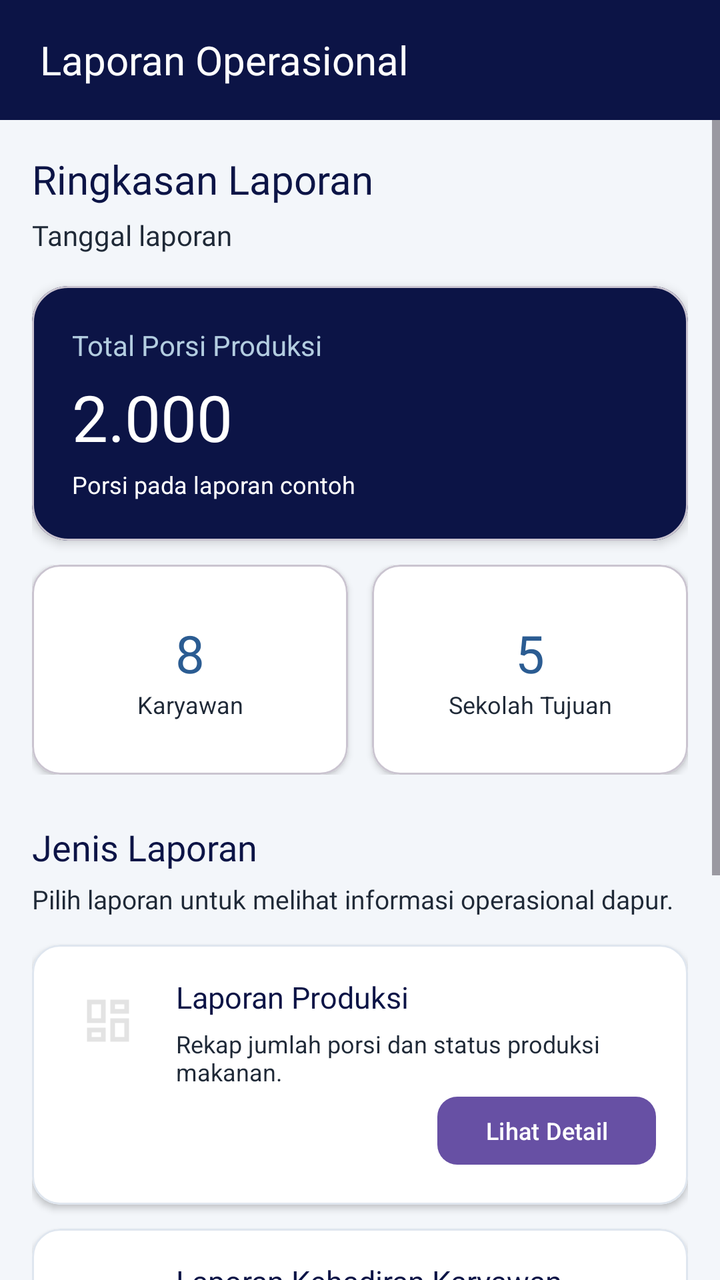
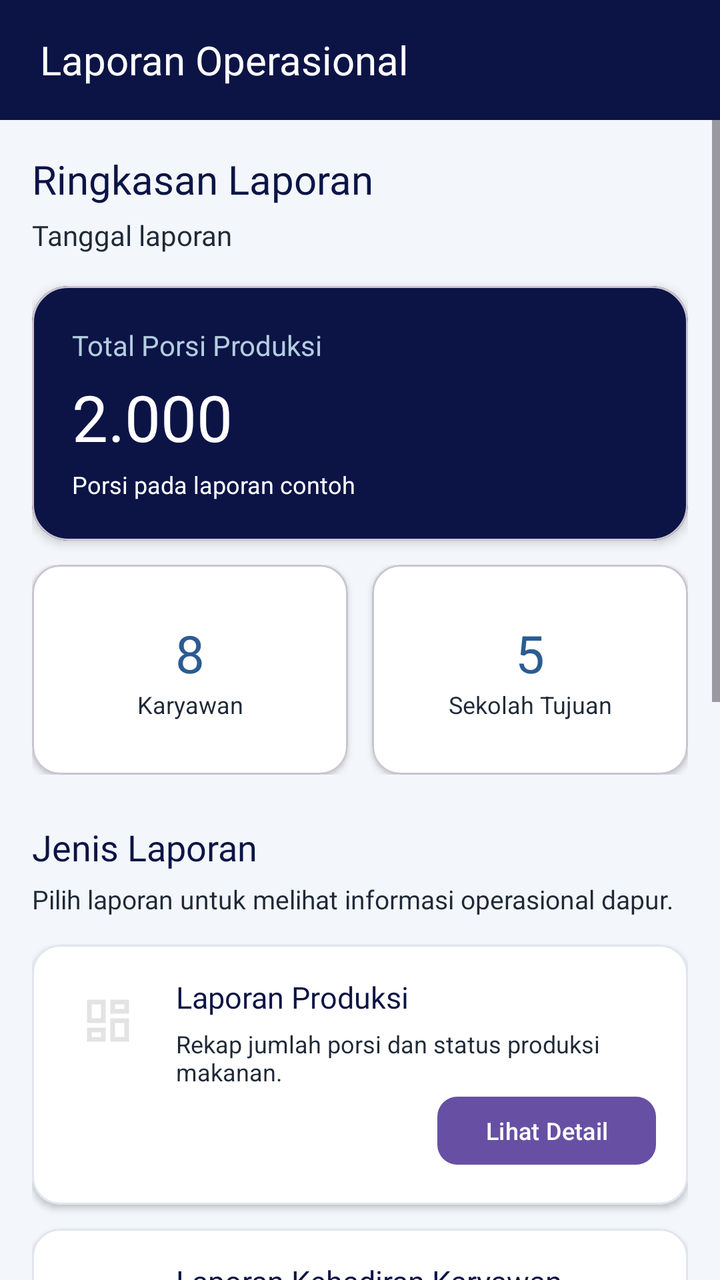

Two renders of the same Android screen: before a commit and after it. Below are the layout's source before the change and the commit's diff.
<!-- AndroidManifest.xml: application theme Theme.JIPLays -->
<!-- res/layout/fragment_laporan.xml -->
<?xml version="1.0" encoding="utf-8"?>
<androidx.constraintlayout.widget.ConstraintLayout
    xmlns:android="http://schemas.android.com/apk/res/android"
    xmlns:app="http://schemas.android.com/apk/res-auto"
    android:layout_width="match_parent"
    android:layout_height="match_parent"
    android:background="#F3F6FA">

    
    <TextView
        android:id="@+id/tvHeaderLaporan"
        android:layout_width="0dp"
        android:layout_height="60dp"
        android:background="@color/primary_navy"
        android:gravity="center_vertical"
        android:paddingHorizontal="20dp"
        android:text="Laporan Operasional"
        android:textColor="@color/white"
        android:textSize="20sp"
        android:fontFamily="@font/montserrat_bold"
        app:layout_constraintTop_toTopOf="parent"
        app:layout_constraintStart_toStartOf="parent"
        app:layout_constraintEnd_toEndOf="parent" />

    
    <ScrollView
        android:layout_width="0dp"
        android:layout_height="0dp"
        android:fillViewport="true"
        app:layout_constraintTop_toBottomOf="@id/tvHeaderLaporan"
        app:layout_constraintBottom_toBottomOf="parent"
        app:layout_constraintStart_toStartOf="parent"
        app:layout_constraintEnd_toEndOf="parent">

        <LinearLayout
            android:layout_width="match_parent"
            android:layout_height="wrap_content"
            android:orientation="vertical"
            android:padding="16dp">

            <TextView
                android:layout_width="wrap_content"
                android:layout_height="wrap_content"
                android:text="Ringkasan Laporan"
                android:textColor="@color/primary_navy"
                android:textSize="20sp"
                android:fontFamily="@font/montserrat_bold" />

            <TextView
                android:id="@+id/tvTanggalLaporan"
                android:layout_width="wrap_content"
                android:layout_height="wrap_content"
                android:layout_marginTop="5dp"
                android:text="Tanggal laporan"
                android:textColor="@color/text_body"
                android:textSize="14sp"
                android:fontFamily="@font/inter_18pt_regular" />

            
            <com.google.android.material.card.MaterialCardView
                android:layout_width="match_parent"
                android:layout_height="wrap_content"
                android:layout_marginTop="16dp"
                app:cardBackgroundColor="@color/primary_navy"
                app:cardCornerRadius="18dp"
                app:cardElevation="3dp">

                <LinearLayout
                    android:layout_width="match_parent"
                    android:layout_height="wrap_content"
                    android:orientation="vertical"
                    android:padding="20dp">

                    <TextView
                        android:layout_width="wrap_content"
                        android:layout_height="wrap_content"
                        android:text="Total Porsi Produksi"
                        android:textColor="@color/primary_light"
                        android:textSize="14sp" />

                    <TextView
                        android:id="@+id/tvLaporanPorsi"
                        android:layout_width="wrap_content"
                        android:layout_height="wrap_content"
                        android:layout_marginTop="5dp"
                        android:text="2.000"
                        android:textColor="@color/white"
                        android:textSize="32sp"
                        android:fontFamily="@font/montserrat_bold" />

                    <TextView
                        android:layout_width="wrap_content"
                        android:layout_height="wrap_content"
                        android:layout_marginTop="4dp"
                        android:text="Porsi pada laporan contoh"
                        android:textColor="@color/white"
                        android:textSize="12sp" />

                </LinearLayout>
            </com.google.android.material.card.MaterialCardView>

            
            <LinearLayout
                android:layout_width="match_parent"
                android:layout_height="wrap_content"
                android:layout_marginTop="12dp"
                android:orientation="horizontal">

                <com.google.android.material.card.MaterialCardView
                    android:layout_width="0dp"
                    android:layout_height="105dp"
                    android:layout_weight="1"
                    android:layout_marginEnd="6dp"
                    app:cardBackgroundColor="@color/white"
                    app:cardCornerRadius="14dp"
                    app:cardElevation="2dp">

                    <LinearLayout
                        android:layout_width="match_parent"
                        android:layout_height="match_parent"
                        android:gravity="center"
                        android:orientation="vertical"
                        android:padding="8dp">

                        <TextView
                            android:id="@+id/tvLaporanKaryawan"
                            android:layout_width="wrap_content"
                            android:layout_height="wrap_content"
                            android:text="8"
                            android:textColor="@color/primary_blue"
                            android:textSize="26sp"
                            android:fontFamily="@font/montserrat_bold" />

                        <TextView
                            android:layout_width="wrap_content"
                            android:layout_height="wrap_content"
                            android:gravity="center"
                            android:text="Karyawan"
                            android:textColor="@color/text_body"
                            android:textSize="12sp" />

                    </LinearLayout>
                </com.google.android.material.card.MaterialCardView>

                <com.google.android.material.card.MaterialCardView
                    android:layout_width="0dp"
                    android:layout_height="105dp"
                    android:layout_weight="1"
                    android:layout_marginStart="6dp"
                    app:cardBackgroundColor="@color/white"
                    app:cardCornerRadius="14dp"
                    app:cardElevation="2dp">

                    <LinearLayout
                        android:layout_width="match_parent"
                        android:layout_height="match_parent"
                        android:gravity="center"
                        android:orientation="vertical"
                        android:padding="8dp">

                        <TextView
                            android:id="@+id/tvLaporanSekolah"
                            android:layout_width="wrap_content"
                            android:layout_height="wrap_content"
                            android:text="5"
                            android:textColor="@color/primary_blue"
                            android:textSize="26sp"
                            android:fontFamily="@font/montserrat_bold" />

                        <TextView
                            android:layout_width="wrap_content"
                            android:layout_height="wrap_content"
                            android:gravity="center"
                            android:text="Sekolah Tujuan"
                            android:textColor="@color/text_body"
                            android:textSize="12sp" />

                    </LinearLayout>
                </com.google.android.material.card.MaterialCardView>

            </LinearLayout>

            
            <TextView
                android:layout_width="wrap_content"
                android:layout_height="wrap_content"
                android:layout_marginTop="24dp"
                android:text="Jenis Laporan"
                android:textColor="@color/primary_navy"
                android:textSize="18sp"
                android:fontFamily="@font/montserrat_bold" />

            <TextView
                android:layout_width="match_parent"
                android:layout_height="wrap_content"
                android:layout_marginTop="5dp"
                android:text="Pilih laporan untuk melihat informasi operasional dapur."
                android:textColor="@color/text_body"
                android:textSize="13sp"
                android:fontFamily="@font/inter_18pt_regular" />

            
            <com.google.android.material.card.MaterialCardView
                android:layout_width="match_parent"
                android:layout_height="wrap_content"
                android:layout_marginTop="14dp"
                app:cardBackgroundColor="@color/white"
                app:cardCornerRadius="14dp"
                app:cardElevation="2dp"
                app:strokeColor="#DFE6EF"
                app:strokeWidth="1dp">

                <androidx.constraintlayout.widget.ConstraintLayout
                    android:layout_width="match_parent"
                    android:layout_height="wrap_content"
                    android:padding="16dp">

                    <ImageView
                        android:id="@+id/imgLaporanProduksi"
                        android:layout_width="44dp"
                        android:layout_height="44dp"
                        android:src="@drawable/ic_dashboard"
                        android:contentDescription="Ikon laporan produksi"
                        android:padding="8dp"
                        app:layout_constraintStart_toStartOf="parent"
                        app:layout_constraintTop_toTopOf="parent" />

                    <TextView
                        android:id="@+id/tvJudulProduksi"
                        android:layout_width="0dp"
                        android:layout_height="wrap_content"
                        android:layout_marginStart="12dp"
                        android:text="Laporan Produksi"
                        android:textColor="@color/primary_navy"
                        android:textSize="15sp"
                        android:fontFamily="@font/montserrat_bold"
                        app:layout_constraintStart_toEndOf="@id/imgLaporanProduksi"
                        app:layout_constraintEnd_toEndOf="parent"
                        app:layout_constraintTop_toTopOf="@id/imgLaporanProduksi" />

                    <TextView
                        android:id="@+id/tvDeskripsiProduksi"
                        android:layout_width="0dp"
                        android:layout_height="wrap_content"
                        android:layout_marginStart="12dp"
                        android:layout_marginTop="5dp"
                        android:text="Rekap jumlah porsi dan status produksi makanan."
                        android:textColor="@color/text_body"
                        android:textSize="12sp"
                        app:layout_constraintStart_toEndOf="@id/imgLaporanProduksi"
                        app:layout_constraintEnd_toEndOf="parent"
                        app:layout_constraintTop_toBottomOf="@id/tvJudulProduksi" />

                    <com.google.android.material.button.MaterialButton
                        android:id="@+id/btnDetailProduksi"
                        android:layout_width="wrap_content"
                        android:layout_height="42dp"
                        android:layout_marginTop="12dp"
                        android:text="Lihat Detail"
                        android:textSize="12sp"
                        app:cornerRadius="10dp"
                        app:layout_constraintTop_toBottomOf="@id/imgLaporanProduksi"
                        app:layout_constraintEnd_toEndOf="parent" />

                </androidx.constraintlayout.widget.ConstraintLayout>
            </com.google.android.material.card.MaterialCardView>

            
            <com.google.android.material.card.MaterialCardView
                android:layout_width="match_parent"
                android:layout_height="wrap_content"
                android:layout_marginTop="12dp"
                app:cardBackgroundColor="@color/white"
                app:cardCornerRadius="14dp"
                app:cardElevation="2dp"
                app:strokeColor="#DFE6EF"
                app:strokeWidth="1dp">

                <androidx.constraintlayout.widget.ConstraintLayout
                    android:layout_width="match_parent"
                    android:layout_height="wrap_content"
                    android:padding="16dp">

                    <ImageView
                        android:id="@+id/imgLaporanAbsensi"
                        android:layout_width="44dp"
                        android:layout_height="44dp"
                        android:src="@drawable/ic_karyawan"
                        android:contentDescription="Ikon laporan absensi"
                        android:padding="8dp"
                        app:layout_constraintStart_toStartOf="parent"
                        app:layout_constraintTop_toTopOf="parent" />

                    <TextView
                        android:id="@+id/tvJudulAbsensi"
                        android:layout_width="0dp"
                        android:layout_height="wrap_content"
                        android:layout_marginStart="12dp"
                        android:text="Laporan Kehadiran Karyawan"
                        android:textColor="@color/primary_navy"
                        android:textSize="15sp"
                        android:fontFamily="@font/montserrat_bold"
                        app:layout_constraintStart_toEndOf="@id/imgLaporanAbsensi"
                        app:layout_constraintEnd_toEndOf="parent"
                        app:layout_constraintTop_toTopOf="@id/imgLaporanAbsensi" />

                    <TextView
                        android:id="@+id/tvDeskripsiAbsensi"
                        android:layout_width="0dp"
                        android:layout_height="wrap_content"
                        android:layout_marginStart="12dp"
                        android:layout_marginTop="5dp"
                        android:text="Rekap kehadiran dan absensi karyawan dapur."
                        android:textColor="@color/text_body"
                        android:textSize="12sp"
                        app:layout_constraintStart_toEndOf="@id/imgLaporanAbsensi"
                        app:layout_constraintEnd_toEndOf="parent"
                        app:layout_constraintTop_toBottomOf="@id/tvJudulAbsensi" />

                    <com.google.android.material.button.MaterialButton
                        android:id="@+id/btnDetailAbsensi"
                        android:layout_width="wrap_content"
                        android:layout_height="42dp"
                        android:layout_marginTop="12dp"
                        android:text="Lihat Detail"
                        android:textSize="12sp"
                        app:cornerRadius="10dp"
                        app:layout_constraintTop_toBottomOf="@id/imgLaporanAbsensi"
                        app:layout_constraintEnd_toEndOf="parent" />

                </androidx.constraintlayout.widget.ConstraintLayout>
            </com.google.android.material.card.MaterialCardView>

            
            <com.google.android.material.card.MaterialCardView
                android:layout_width="match_parent"
                android:layout_height="wrap_content"
                android:layout_marginTop="12dp"
                app:cardBackgroundColor="@color/white"
                app:cardCornerRadius="14dp"
                app:cardElevation="2dp"
                app:strokeColor="#DFE6EF"
                app:strokeWidth="1dp">

                <androidx.constraintlayout.widget.ConstraintLayout
                    android:layout_width="match_parent"
                    android:layout_height="wrap_content"
                    android:padding="16dp">

                    <ImageView
                        android:id="@+id/imgLaporanDistribusi"
                        android:layout_width="44dp"
                        android:layout_height="44dp"
                        android:src="@drawable/ic_laporan"
                        android:contentDescription="Ikon laporan distribusi"
                        android:padding="8dp"
                        app:layout_constraintStart_toStartOf="parent"
                        app:layout_constraintTop_toTopOf="parent" />

                    <TextView
                        android:id="@+id/tvJudulDistribusi"
                        android:layout_width="0dp"
                        android:layout_height="wrap_content"
                        android:layout_marginStart="12dp"
                        android:text="Laporan Distribusi"
                        android:textColor="@color/primary_navy"
                        android:textSize="15sp"
                        android:fontFamily="@font/montserrat_bold"
                        app:layout_constraintStart_toEndOf="@id/imgLaporanDistribusi"
                        app:layout_constraintEnd_toEndOf="parent"
                        app:layout_constraintTop_toTopOf="@id/imgLaporanDistribusi" />

                    <TextView
                        android:id="@+id/tvDeskripsiDistribusi"
                        android:layout_width="0dp"
                        android:layout_height="wrap_content"
                        android:layout_marginStart="12dp"
                        android:layout_marginTop="5dp"
                        android:text="Rekap penyaluran makanan ke sekolah tujuan."
                        android:textColor="@color/text_body"
                        android:textSize="12sp"
                        app:layout_constraintStart_toEndOf="@id/imgLaporanDistribusi"
                        app:layout_constraintEnd_toEndOf="parent"
                        app:layout_constraintTop_toBottomOf="@id/tvJudulDistribusi" />

                    <com.google.android.material.button.MaterialButton
                        android:id="@+id/btnDetailDistribusi"
                        android:layout_width="wrap_content"
                        android:layout_height="42dp"
                        android:layout_marginTop="12dp"
                        android:text="Lihat Detail"
                        android:textSize="12sp"
                        app:cornerRadius="10dp"
                        app:layout_constraintTop_toBottomOf="@id/imgLaporanDistribusi"
                        app:layout_constraintEnd_toEndOf="parent" />

                </androidx.constraintlayout.widget.ConstraintLayout>
            </com.google.android.material.card.MaterialCardView>

            
            <TextView
                android:layout_width="match_parent"
                android:layout_height="wrap_content"
                android:layout_marginTop="20dp"
                android:layout_marginBottom="12dp"
                android:gravity="center"
                android:text="Laporan operasional SIMOD MBG"
                android:textColor="#8795A8"
                android:textSize="12sp" />

        </LinearLayout>
    </ScrollView>

</androidx.constraintlayout.widget.ConstraintLayout>
<!-- resources referenced by this layout -->
<resources>
  <color name="primary_blue">#2B5C92</color>
  <color name="primary_light">#B3CDE0</color>
  <color name="primary_navy">#0C1446</color>
  <color name="text_body">#1F2937</color>
  <color name="white">#FFFFFFFF</color>
  <!-- drawable ic_dashboard (drawable) -->
  <vector xmlns:android="http://schemas.android.com/apk/res/android"
      android:width="24dp"
      android:height="24dp"
      android:viewportWidth="960"
      android:viewportHeight="960">
    <path
        android:pathData="M520,360v-240h320v240L520,360ZM120,520v-400h320v400L120,520ZM520,840v-400h320v400L520,840ZM120,840v-240h320v240L120,840ZM200,440h160v-240L200,200v240ZM600,760h160v-240L600,520v240ZM600,280h160v-80L600,200v80ZM200,760h160v-80L200,680v80ZM360,440ZM600,280ZM600,520ZM360,680Z"
        android:fillColor="#e3e3e3"/>
  </vector>
  <!-- drawable ic_karyawan (drawable) -->
  <vector xmlns:android="http://schemas.android.com/apk/res/android"
      android:width="24dp"
      android:height="24dp"
      android:viewportWidth="960"
      android:viewportHeight="960">
    <path
        android:pathData="M0,720v-63q0,-43 44,-70t116,-27q13,0 25,0.5t23,2.5q-14,21 -21,44t-7,48v65L0,720ZM240,720v-65q0,-32 17.5,-58.5T307,550q32,-20 76.5,-30t96.5,-10q53,0 97.5,10t76.5,30q32,20 49,46.5t17,58.5v65L240,720ZM780,720v-65q0,-26 -6.5,-49T754,563q11,-2 22.5,-2.5t23.5,-0.5q72,0 116,26.5t44,70.5v63L780,720ZM325,640h311q-10,-20 -55.5,-35T480,590q-55,0 -100.5,15T325,640ZM160,520q-33,0 -56.5,-23.5T80,440q0,-34 23.5,-57t56.5,-23q34,0 57,23t23,57q0,33 -23,56.5T160,520ZM800,520q-33,0 -56.5,-23.5T720,440q0,-34 23.5,-57t56.5,-23q34,0 57,23t23,57q0,33 -23,56.5T800,520ZM480,480q-50,0 -85,-35t-35,-85q0,-51 35,-85.5t85,-34.5q51,0 85.5,34.5T600,360q0,50 -34.5,85T480,480ZM480,400q17,0 28.5,-11.5T520,360q0,-17 -11.5,-28.5T480,320q-17,0 -28.5,11.5T440,360q0,17 11.5,28.5T480,400ZM481,640ZM480,360Z"
        android:fillColor="#e3e3e3"/>
  </vector>
  <!-- drawable ic_laporan (drawable) -->
  <vector xmlns:android="http://schemas.android.com/apk/res/android"
      android:width="24dp"
      android:height="24dp"
      android:viewportWidth="960"
      android:viewportHeight="960">
    <path
        android:pathData="M320,720h320v-80L320,640v80ZM320,560h320v-80L320,480v80ZM240,880q-33,0 -56.5,-23.5T160,800v-640q0,-33 23.5,-56.5T240,80h320l240,240v480q0,33 -23.5,56.5T720,880L240,880ZM520,360v-200L240,160v640h480v-440L520,360ZM240,160v200,-200 640,-640Z"
        android:fillColor="#e3e3e3"/>
  </vector>
  <style name="Theme.JIPLays" parent="Base.Theme.JIPLays" />
  <style name="Base.Theme.JIPLays" parent="Theme.Material3.DayNight.NoActionBar">
          
          
      </style>
</resources>

<!-- the commit's change to res/layout/fragment_laporan.xml (unified diff, before → after) -->
@@ -399,6 +399,108 @@
 
             
             <TextView
+                android:layout_width="wrap_content"
+                android:layout_height="wrap_content"
+                android:layout_marginTop="24dp"
+                android:text="Laporan Kerusakan Peralatan"
+                android:textColor="@color/primary_navy"
+                android:textSize="18sp"
+                android:fontFamily="@font/montserrat_bold" />
+
+            <TextView
+                android:layout_width="match_parent"
+                android:layout_height="wrap_content"
+                android:layout_marginTop="4dp"
+                android:text="Kelola laporan kerusakan dan ekspor dokumen PDF."
+                android:textColor="@color/text_body"
+                android:textSize="13sp" />
+
+            <LinearLayout
+                android:layout_width="match_parent"
+                android:layout_height="wrap_content"
+                android:layout_marginTop="12dp"
+                android:orientation="horizontal">
+
+                <com.google.android.material.button.MaterialButton
+                    android:id="@+id/btnBuatLaporan"
+                    android:layout_width="0dp"
+                    android:layout_height="48dp"
+                    android:layout_weight="1"
+                    android:layout_marginEnd="6dp"
+                    android:text="Buat Laporan"
+                    android:textSize="12sp"
+                    app:backgroundTint="@color/primary_blue"
+                    app:cornerRadius="10dp" />
+
+                <com.google.android.material.button.MaterialButton
+                    android:id="@+id/btnExportPdf"
+                    android:layout_width="0dp"
+                    android:layout_height="48dp"
+                    android:layout_weight="1"
+                    android:layout_marginStart="6dp"
+                    android:text="Export PDF"
+                    android:textSize="12sp"
+                    app:backgroundTint="@color/primary_navy"
+                    app:cornerRadius="10dp" />
+            </LinearLayout>
+
+            
+            <LinearLayout
+                android:layout_width="match_parent"
+                android:layout_height="wrap_content"
+                android:layout_marginTop="12dp"
+                android:orientation="vertical">
+
+                <com.google.android.material.textfield.TextInputLayout
+                    android:layout_width="match_parent"
+                    android:layout_height="wrap_content"
+                    app:boxBackgroundMode="outline"
+                    app:boxCornerRadiusTopStart="10dp"
+                    app:boxCornerRadiusTopEnd="10dp"
+                    app:boxCornerRadiusBottomStart="10dp"
+                    app:boxCornerRadiusBottomEnd="10dp"
+                    app:hintEnabled="false"
+                    app:startIconDrawable="@drawable/ic_search">
+
+                    <com.google.android.material.textfield.TextInputEditText
+                        android:id="@+id/etSearchLaporan"
+                        android:layout_width="match_parent"
+                        android:layout_height="wrap_content"
+                        android:hint="Cari nama peralatan..."
+                        android:inputType="text"
+                        android:textSize="13sp" />
+                </com.google.android.material.textfield.TextInputLayout>
+
+                <com.google.android.material.textfield.TextInputLayout
+                    android:layout_width="match_parent"
+                    android:layout_height="wrap_content"
+                    android:layout_marginTop="8dp"
+                    style="@style/Widget.MaterialComponents.TextInputLayout.OutlinedBox.ExposedDropdownMenu"
+                    app:boxCornerRadiusTopStart="10dp"
+                    app:boxCornerRadiusTopEnd="10dp"
+                    app:boxCornerRadiusBottomStart="10dp"
+                    app:boxCornerRadiusBottomEnd="10dp"
+                    app:hintEnabled="false">
+
+                    <AutoCompleteTextView
+                        android:id="@+id/actFilterPrioritas"
+                        android:layout_width="match_parent"
+                        android:layout_height="wrap_content"
+                        android:hint="Filter tingkat kepentingan"
+                        android:inputType="none"
+                        android:textSize="13sp" />
+                </com.google.android.material.textfield.TextInputLayout>
+            </LinearLayout>
+
+            <LinearLayout
+                android:id="@+id/containerKerusakan"
+                android:layout_width="match_parent"
+                android:layout_height="wrap_content"
+                android:layout_marginTop="12dp"
+                android:orientation="vertical" />
+
+            
+            <TextView
                 android:layout_width="match_parent"
                 android:layout_height="wrap_content"
                 android:layout_marginTop="20dp"
<!-- resource entries referenced after the edit -->
@@ -35,6 +35,16 @@
         android:pathData="M320,720h320v-80L320,640v80ZM320,560h320v-80L320,480v80ZM240,880q-33,0 -56.5,-23.5T160,800v-640q0,-33 23.5,-56.5T240,80h320l240,240v480q0,33 -23.5,56.5T720,880L240,880ZM520,360v-200L240,160v640h480v-440L520,360ZM240,160v200,-200 640,-640Z"
         android:fillColor="#e3e3e3"/>
   </vector>
+  <!-- drawable ic_search (drawable) -->
+  <vector xmlns:android="http://schemas.android.com/apk/res/android"
+      android:width="24dp"
+      android:height="24dp"
+      android:viewportWidth="960"
+      android:viewportHeight="960">
+    <path
+        android:pathData="M784,840 L532,588q-30,24 -69,38t-83,14q-109,0 -184.5,-75.5T120,380q0,-109 75.5,-184.5T380,120q109,0 184.5,75.5T640,380q0,44 -14,83t-38,69l252,252 -56,56ZM380,560q75,0 127.5,-52.5T560,380q0,-75 -52.5,-127.5T380,200q-75,0 -127.5,52.5T200,380q0,75 52.5,127.5T380,560Z"
+        android:fillColor="#e3e3e3"/>
+  </vector>
   <style name="Theme.JIPLays" parent="Base.Theme.JIPLays" />
   <style name="Base.Theme.JIPLays" parent="Theme.Material3.DayNight.NoActionBar">
           
